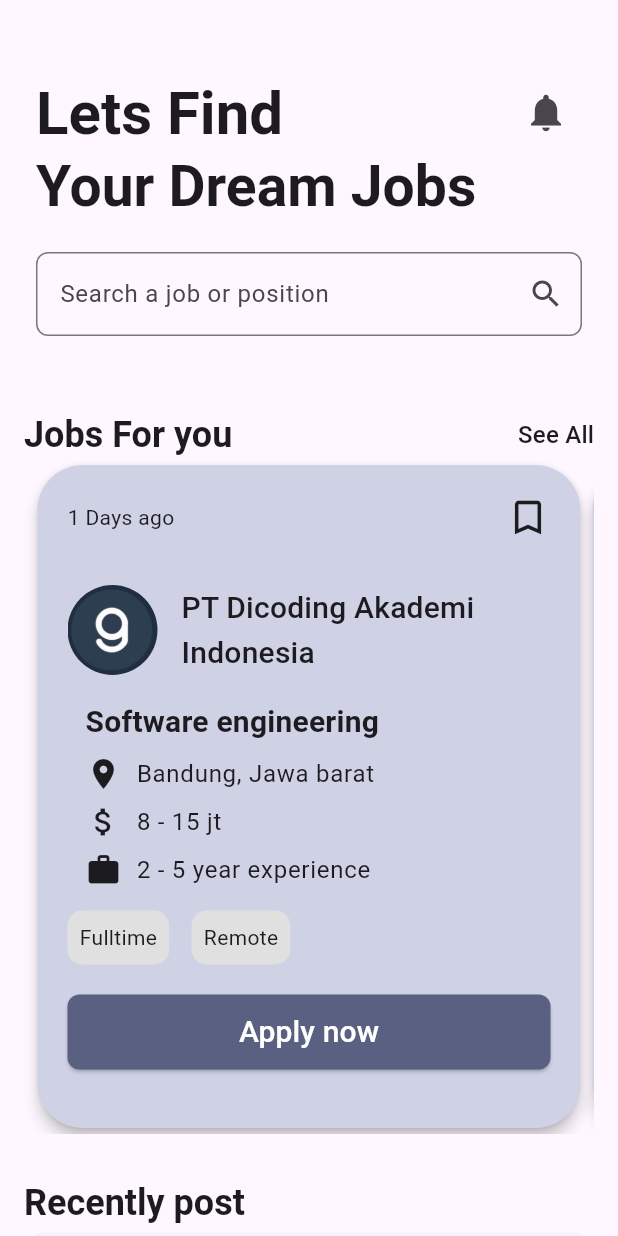
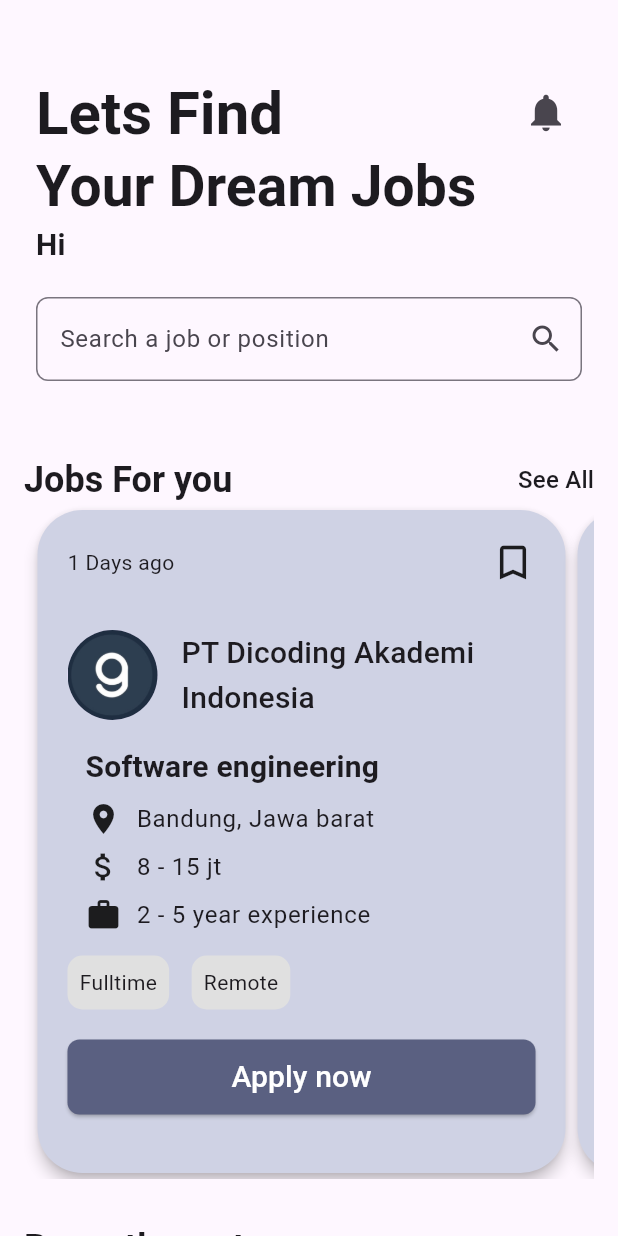
Before and after one commit to rinrin26/learning-flutter-dicoding, a Flutter app: the LoginScreen screen opened directly, after a tap on "Login", on a phone screen of 412 x 824 dp. Run offline on Flutter 3.47's test engine with Material 3 defaults, Android fonts, the phone set to English and light mode, and no system bars.

Commit message:
Add parsing param

```diff
--- a/job_finder/lib/UI/home_screen.dart
+++ b/job_finder/lib/UI/home_screen.dart
@@ -2,7 +2,8 @@ import 'package:flutter/material.dart';
 import 'package:flutter/widgets.dart';
 
 class HomeScreen extends StatefulWidget {
-  const HomeScreen({super.key});
+  final String email;
+  const HomeScreen({super.key,required this.email});
 
   @override
   State<StatefulWidget> createState() => _HomeScreenState();
@@ -100,6 +101,7 @@ class _HomeScreenState extends State<HomeScreen> {
                       ),
                       Text('See All',
                           style: Theme.of(context).textTheme.titleMedium),
+
                     ],
                   ),
                   buildCardJobsForYou(isLargeScreen),
@@ -154,6 +156,12 @@ class _HomeScreenState extends State<HomeScreen> {
             'Your Dream Jobs',
             style: Theme.of(context).textTheme.headlineLarge!.copyWith(
                     fontSize: isLargeScreen ? 45 : 38,
+                  fontWeight: FontWeight.w600,
+                ),
+          ),
+
+          Text('Hi ${widget.email}', style: Theme.of(context).textTheme.titleMedium!.copyWith(
+                  fontSize: isLargeScreen ? 35 : 20,
                   fontWeight: FontWeight.w600,
                 ),
           ),
@@ -279,7 +287,7 @@ class _HomeScreenState extends State<HomeScreen> {
           itemBuilder: (context, int index) {
             final item = jobList[index];
             return SizedBox(
-              width: isLargeScreen ? 370 : 370,
+              width: isLargeScreen ? 370 : 360,
               child: Card(
                 color: const Color(0xFFCFD2E4),
                 elevation: 4.0,
--- a/job_finder/lib/UI/login_screen.dart
+++ b/job_finder/lib/UI/login_screen.dart
@@ -7,6 +7,7 @@ class LoginScreen extends StatelessWidget {
 
   @override
   Widget build(BuildContext context) {
+    TextEditingController _emailController = TextEditingController();
     return Scaffold(
       backgroundColor: const Color(0xFFCFD2E4),
       body: LayoutBuilder(
@@ -15,7 +16,7 @@ class LoginScreen extends StatelessWidget {
             child: Column(children: [
               _buildHeader(context),
               const SizedBox(height: 30),
-              buildFormLogin(context),
+              buildFormLogin(context,_emailController),
               const SizedBox(height: 50),
 
               SizedBox(
@@ -24,7 +25,7 @@ class LoginScreen extends StatelessWidget {
                 height: 55,
                 child: ElevatedButton(
                   onPressed: () {Navigator.push(context,
-                        MaterialPageRoute(builder: (context) => const HomeScreen()));
+                        MaterialPageRoute(builder: (context) =>  HomeScreen(email: _emailController.text,)));
                   },
                   style: ElevatedButton.styleFrom(
                     backgroundColor: const Color(0xFF5A6081),
@@ -109,7 +110,7 @@ class LoginScreen extends StatelessWidget {
         ],
       );
 
-  Padding buildFormLogin(BuildContext context) => Padding(
+  Padding buildFormLogin(BuildContext context, TextEditingController _emailController) => Padding(
       padding: const EdgeInsets.all(16),
       child: Container(
         color: Colors.white,
@@ -129,6 +130,7 @@ class LoginScreen extends StatelessWidget {
               ),
               const SizedBox(height: 10),
               TextFormField(
+                controller: _emailController,
                 decoration: const InputDecoration(
                     labelText: 'Email',
                     border: OutlineInputBorder(),
```
